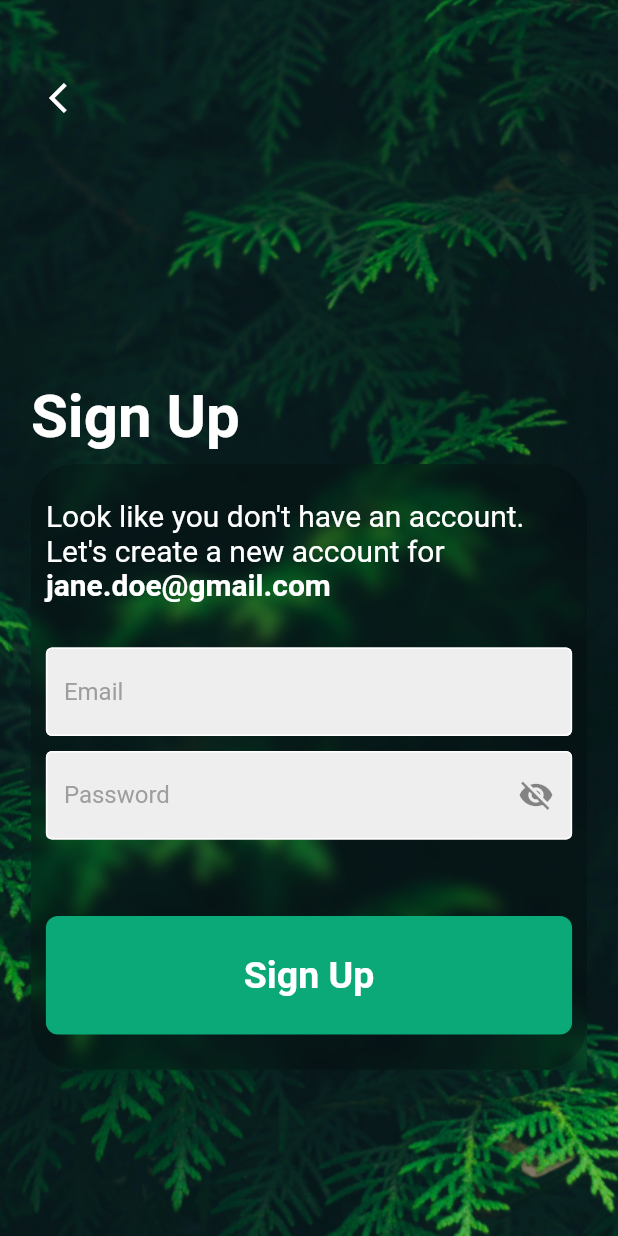
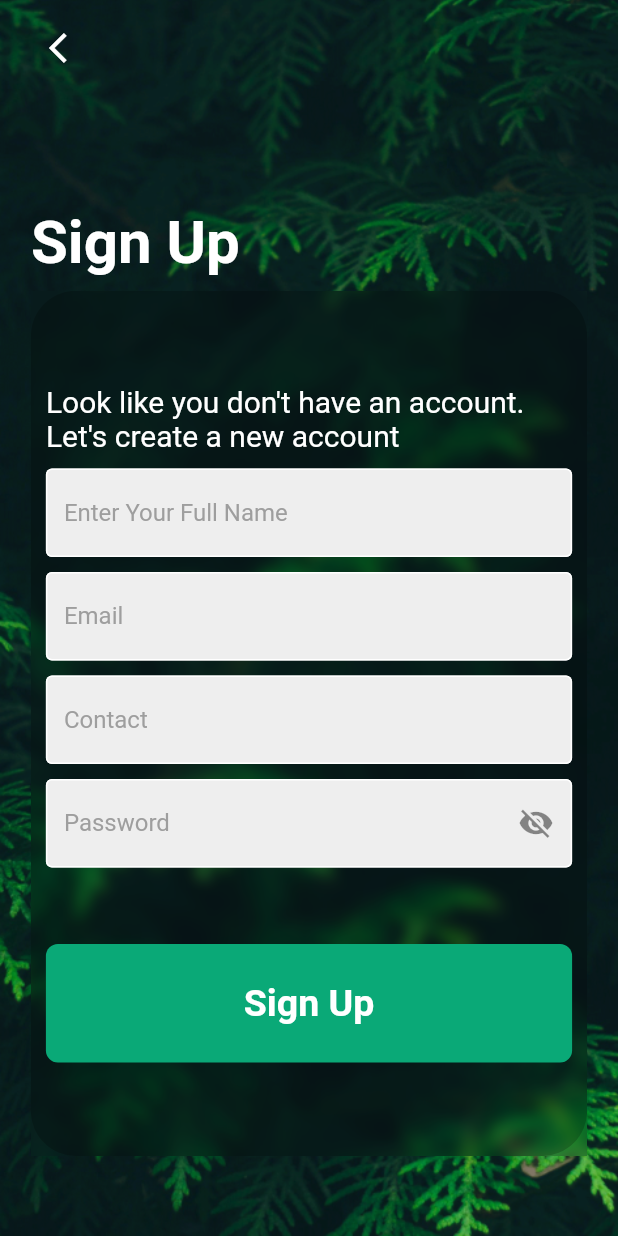
Before and after one commit to AartiDevkar/BEarthly, a Flutter app: the Signup screen opened directly, on a phone screen of 412 x 824 dp. Run offline on Flutter 3.47's test engine with Material 2 defaults, Android fonts, the phone set to English and light mode, and no system bars; our stand-ins replace smooth_page_indicator; network calls fail.

Commit message:
added textfields in signUp page

```diff
--- a/lib/homePage/home_page.dart
+++ b/lib/homePage/home_page.dart
@@ -11,6 +11,7 @@ class _nameState extends State<HomePage> {
   int currentIndex = 0;
   @override
   Widget build(BuildContext context) {
+    // ignore: unused_local_variable
     int selectedIndex = 0;
     return Scaffold(
       body: Stack(
--- a/lib/main.dart
+++ b/lib/main.dart
@@ -1,3 +1,6 @@
+// ignore_for_file: unused_import
+
+import 'package:bearthly/sign_up_pages/pages/signUp.dart';
 import 'package:bearthly/sign_up_pages/pages/welcomePage.dart';
 import 'package:flutter/material.dart';
 
@@ -14,7 +17,7 @@ class MyApp extends StatelessWidget {
       theme: ThemeData(primarySwatch: Colors.teal, canvasColor: Colors.teal),
       debugShowCheckedModeBanner: false,
       // ignore: prefer_const_constructors
-      home: WelcomePage(),
+      home: Signup(),
     );
   }
 }
--- a/lib/sign_up_pages/pages/loginPage.dart
+++ b/lib/sign_up_pages/pages/loginPage.dart
@@ -15,8 +15,6 @@ class LoginPage extends StatelessWidget {
   final double _sigmaX = 5; // from 0-10
   final double _sigmaY = 5; // from 0-10
   final double _opacity = 0.2;
-  final double _width = 300;
-  final double _height = 200;
   final _formKey = GlobalKey<FormState>();
 
   // sign user in method
--- a/lib/sign_up_pages/pages/signUp.dart
+++ b/lib/sign_up_pages/pages/signUp.dart
@@ -15,8 +15,6 @@ class Signup extends StatelessWidget {
   final double _sigmaX = 5; // from 0-10
   final double _sigmaY = 5; // from 0-10
   final double _opacity = 0.2;
-  final double _width = 30;
-  final double _height = 200;
   final _formKey = GlobalKey<FormState>();
 
   // sign user in method
@@ -47,7 +45,7 @@ class Signup extends StatelessWidget {
               Column(
                 crossAxisAlignment: CrossAxisAlignment.start,
                 children: [
-                  SizedBox(height: MediaQuery.of(context).size.height * 0.05),
+                  SizedBox(height: MediaQuery.of(context).size.height * 0.01),
                   IconButton(
                     icon: const Icon(Icons.arrow_back_ios),
                     color: Colors.white,
@@ -55,7 +53,7 @@ class Signup extends StatelessWidget {
                       Navigator.pop(context);
                     },
                   ),
-                  SizedBox(height: MediaQuery.of(context).size.height * 0.20),
+                  SizedBox(height: MediaQuery.of(context).size.height * 0.10),
                   const Text("Sign Up",
                       style: TextStyle(
                           color: Colors.white,
@@ -74,7 +72,7 @@ class Signup extends StatelessWidget {
                             borderRadius:
                                 const BorderRadius.all(Radius.circular(30))),
                         width: MediaQuery.of(context).size.width * 0.9,
-                        height: MediaQuery.of(context).size.height * 0.49,
+                        height: MediaQuery.of(context).size.height * 0.70,
                         child: Form(
                           key: _formKey,
                           child: Center(
@@ -84,25 +82,31 @@ class Signup extends StatelessWidget {
                               crossAxisAlignment: CrossAxisAlignment.stretch,
                               children: [
                                 const Text(
-                                    "Look like you don't have an account. Let's create a new account for",
+                                    "Look like you don't have an account. Let's create a new account ",
                                     // ignore: prefer_const_constructors
                                     style: TextStyle(
                                         color: Colors.white, fontSize: 20),
                                     textAlign: TextAlign.start),
                                 // ignore: prefer_const_constructors
-                                const Text(
-                                  "jane.doe@gmail.com",
-                                  style: TextStyle(
-                                      color: Colors.white,
-                                      fontSize: 20,
-                                      fontWeight: FontWeight.bold),
-                                  textAlign: TextAlign.start,
+
+                                const SizedBox(height: 10),
+
+                                MyTextField(
+                                  controller: usernameController,
+                                  hintText: 'Enter Your Full Name',
+                                  obscureText: false,
                                 ),
-                                const SizedBox(height: 30),
+                                const SizedBox(height: 10),
 
                                 MyTextField(
                                   controller: usernameController,
                                   hintText: 'Email',
+                                  obscureText: false,
+                                ),
+                                const SizedBox(height: 10),
+                                MyTextField(
+                                  controller: usernameController,
+                                  hintText: 'Contact',
                                   obscureText: false,
                                 ),
 
--- a/lib/sign_up_pages/pages/welcomePage.dart
+++ b/lib/sign_up_pages/pages/welcomePage.dart
@@ -15,8 +15,6 @@ class WelcomePage extends StatelessWidget {
   final double _sigmaX = 5; // from 0-10
   final double _sigmaY = 5; // from 0-10
   final double _opacity = 0.2;
-  final double _width = 300;
-  final double _height = 200;
   final _formKey = GlobalKey<FormState>();
 
   // sign user in method
@@ -101,7 +99,8 @@ class WelcomePage extends StatelessWidget {
                                       Navigator.push(
                                         context,
                                         MaterialPageRoute(
-                                            builder: (context) => const HomePage()),
+                                            builder: (context) =>
+                                                const HomePage()),
                                       );
                                     } else {
                                       print('not valid');
```
